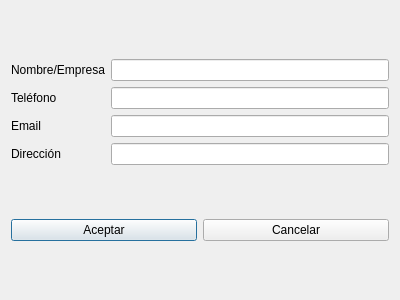
The window that ui/proovedor_add.ui (Matiti061/TecnoPC) describes before a commit, drawn with Qt 5.
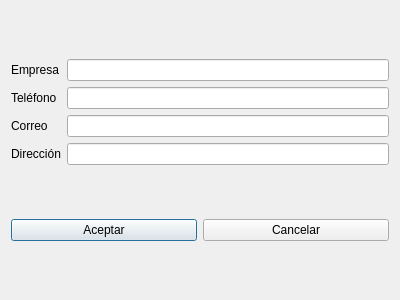
The same window after the commit.

Commit message: fix: change provider inconsistencies

```diff
--- a/ui/proovedor_add.ui
+++ b/ui/proovedor_add.ui
@@ -19,7 +19,7 @@
      <item>
       <widget class="QLabel" name="label">
        <property name="text">
-        <string>Nombre/Empresa</string>
+        <string>Empresa</string>
        </property>
       </widget>
      </item>
@@ -33,7 +33,7 @@
      <item>
       <widget class="QLabel" name="label_3">
        <property name="text">
-        <string>Email</string>
+        <string>Correo</string>
        </property>
       </widget>
      </item>
@@ -51,28 +51,28 @@
      <item>
       <widget class="QLineEdit" name="nombre_input">
        <property name="alignment">
-        <set>Qt::AlignmentFlag::AlignRight|Qt::AlignmentFlag::AlignTrailing|Qt::AlignmentFlag::AlignVCenter</set>
+        <set>Qt::AlignmentFlag::AlignLeading|Qt::AlignmentFlag::AlignLeft|Qt::AlignmentFlag::AlignVCenter</set>
        </property>
       </widget>
      </item>
      <item>
       <widget class="QLineEdit" name="telefono_input">
        <property name="alignment">
-        <set>Qt::AlignmentFlag::AlignRight|Qt::AlignmentFlag::AlignTrailing|Qt::AlignmentFlag::AlignVCenter</set>
+        <set>Qt::AlignmentFlag::AlignLeading|Qt::AlignmentFlag::AlignLeft|Qt::AlignmentFlag::AlignVCenter</set>
        </property>
       </widget>
      </item>
      <item>
       <widget class="QLineEdit" name="email_input">
        <property name="alignment">
-        <set>Qt::AlignmentFlag::AlignRight|Qt::AlignmentFlag::AlignTrailing|Qt::AlignmentFlag::AlignVCenter</set>
+        <set>Qt::AlignmentFlag::AlignLeading|Qt::AlignmentFlag::AlignLeft|Qt::AlignmentFlag::AlignVCenter</set>
        </property>
       </widget>
      </item>
      <item>
       <widget class="QLineEdit" name="direccion_input">
        <property name="alignment">
-        <set>Qt::AlignmentFlag::AlignRight|Qt::AlignmentFlag::AlignTrailing|Qt::AlignmentFlag::AlignVCenter</set>
+        <set>Qt::AlignmentFlag::AlignLeading|Qt::AlignmentFlag::AlignLeft|Qt::AlignmentFlag::AlignVCenter</set>
        </property>
       </widget>
      </item>
```
The commit also changes 2 other files.
